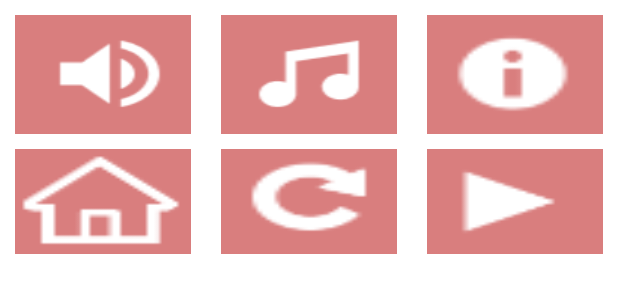
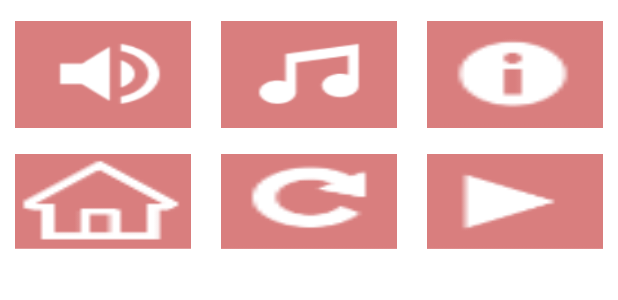
Before and after one commit to ensermuff/475-Dots-and-Boxes, an Android app: the layout menudialog.xml on its own in the app's theme, with its tools: preview values and no code run, on a phone screen of 412 x 824 dp. Shown: the top 300 px of the screen. Run offline under Robolectric (Android 15) with nearby library versions, the phone set to English and light mode, and no system bars; Roboto replaces fonts that are not available here.

Commit message:
- Fixed menu button icons' aspect ratio

```diff
--- a/app/src/main/res/layout/menudialog.xml
+++ b/app/src/main/res/layout/menudialog.xml
@@ -22,6 +22,7 @@
             android:layout_weight="0.5"
             android:background="#D97E7E"
             android:scaleType="fitXY"
+            android:scaleY=".90"
             app:srcCompat="@drawable/sound_on"
             tools:ignore="SpeakableTextPresentCheck" />
 
@@ -37,6 +38,7 @@
             android:layout_weight="0.5"
             android:background="#D97E7E"
             android:scaleType="fitXY"
+            android:scaleY=".90"
             app:srcCompat="@drawable/music_on"
             tools:ignore="SpeakableTextPresentCheck" />
 
@@ -51,6 +53,7 @@
             android:layout_weight="0.5"
             android:background="#D97E7E"
             android:scaleType="fitXY"
+            android:scaleY=".90"
             app:srcCompat="@drawable/info"
             tools:ignore="SpeakableTextPresentCheck" />
 
@@ -71,6 +74,7 @@
             android:layout_weight="0.5"
             android:background="#D97E7E"
             android:scaleType="fitXY"
+            android:scaleY=".90"
             app:srcCompat="@drawable/home"
             tools:ignore="SpeakableTextPresentCheck" />
 
@@ -84,6 +88,7 @@
             android:layout_weight="0.5"
             android:background="#D97E7E"
             android:scaleType="fitXY"
+            android:scaleY=".90"
             app:srcCompat="@drawable/reset"
             tools:ignore="SpeakableTextPresentCheck" />
 
@@ -97,6 +102,7 @@
             android:layout_weight="0.5"
             android:background="#D97E7E"
             android:scaleType="fitXY"
+            android:scaleY=".90"
             app:srcCompat="@drawable/resume"
             tools:ignore="SpeakableTextPresentCheck" />
 
```
